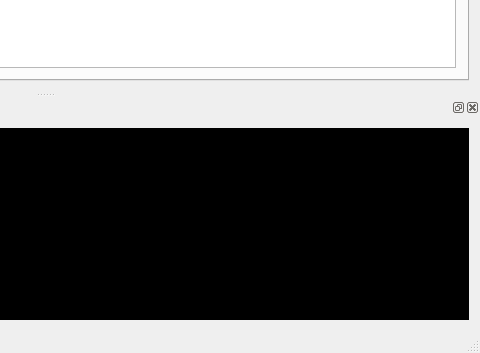
First picture: the form in ui/mainwindow.ui, repository OpenIndy/OpenIndy, before the edit; both pictures show x 601 to 1081 and y 309 to 662 of the 1081 by 662 pixel window.
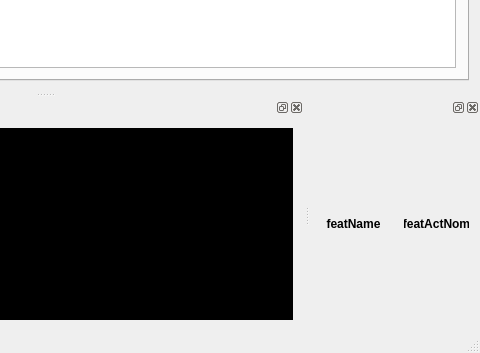
Second picture: the form after the edit. Icons and pictures are not drawn. Custom widgets are drawn as their Qt base class.

Commit message: added magnify window for feature name and actual/nominal attribute added function to change active feature with button up and down in main view

```diff
--- a/ui/mainwindow.ui
+++ b/ui/mainwindow.ui
@@ -513,6 +513,78 @@
    <addaction name="actionCreate_pointcloud"/>
    <addaction name="actionCreate_circle"/>
   </widget>
+  <widget class="QDockWidget" name="dockWidget_magnify">
+   <attribute name="dockWidgetArea">
+    <number>8</number>
+   </attribute>
+   <widget class="QWidget" name="dockWidgetContents_3">
+    <layout class="QGridLayout" name="gridLayout_2" columnstretch="5,1,5">
+     <item row="0" column="0">
+      <widget class="QLabel" name="label_featName">
+       <property name="sizePolicy">
+        <sizepolicy hsizetype="Ignored" vsizetype="Ignored">
+         <horstretch>0</horstretch>
+         <verstretch>0</verstretch>
+        </sizepolicy>
+       </property>
+       <property name="font">
+        <font>
+         <weight>75</weight>
+         <bold>true</bold>
+        </font>
+       </property>
+       <property name="text">
+        <string>featName</string>
+       </property>
+       <property name="scaledContents">
+        <bool>true</bool>
+       </property>
+       <property name="alignment">
+        <set>Qt::AlignCenter</set>
+       </property>
+      </widget>
+     </item>
+     <item row="0" column="2">
+      <widget class="QLabel" name="label_featActNom">
+       <property name="sizePolicy">
+        <sizepolicy hsizetype="Ignored" vsizetype="Ignored">
+         <horstretch>0</horstretch>
+         <verstretch>0</verstretch>
+        </sizepolicy>
+       </property>
+       <property name="font">
+        <font>
+         <weight>75</weight>
+         <bold>true</bold>
+        </font>
+       </property>
+       <property name="text">
+        <string>featActNom</string>
+       </property>
+       <property name="scaledContents">
+        <bool>true</bool>
+       </property>
+       <property name="alignment">
+        <set>Qt::AlignCenter</set>
+       </property>
+      </widget>
+     </item>
+     <item row="0" column="1">
+      <spacer name="horizontalSpacer_2">
+       <property name="orientation">
+        <enum>Qt::Horizontal</enum>
+       </property>
+       <property name="sizeHint" stdset="0">
+        <size>
+         <width>40</width>
+         <height>20</height>
+        </size>
+       </property>
+      </spacer>
+     </item>
+    </layout>
+   </widget>
+  </widget>
   <action name="actionOpen">
    <property name="icon">
     <iconset resource="../res/res.qrc">
```
Left out of the diff: 6 changed lines with no effect on the pictures. The commit also changes 2 other files.
